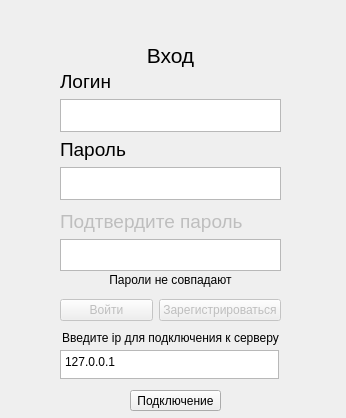
Before: the Qt Designer form Cleint/client/registration.ui in Prophet35208/Messenger, drawn with Qt 5.
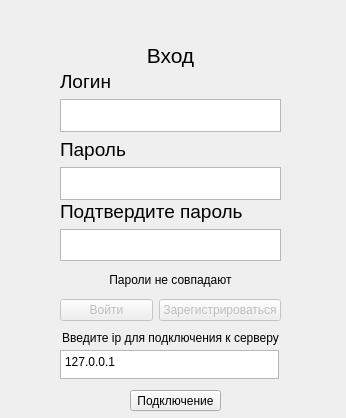
After: the same form once the commit is applied.

```diff
--- a/Cleint/client/registration.ui
+++ b/Cleint/client/registration.ui
@@ -158,7 +158,7 @@
    <property name="geometry">
     <rect>
      <x>60</x>
-     <y>210</y>
+     <y>200</y>
      <width>221</width>
      <height>61</height>
     </rect>
@@ -167,7 +167,7 @@
     <item>
      <widget class="QLabel" name="label_password_confirmation">
       <property name="enabled">
-       <bool>false</bool>
+       <bool>true</bool>
       </property>
       <property name="font">
        <font>
```
